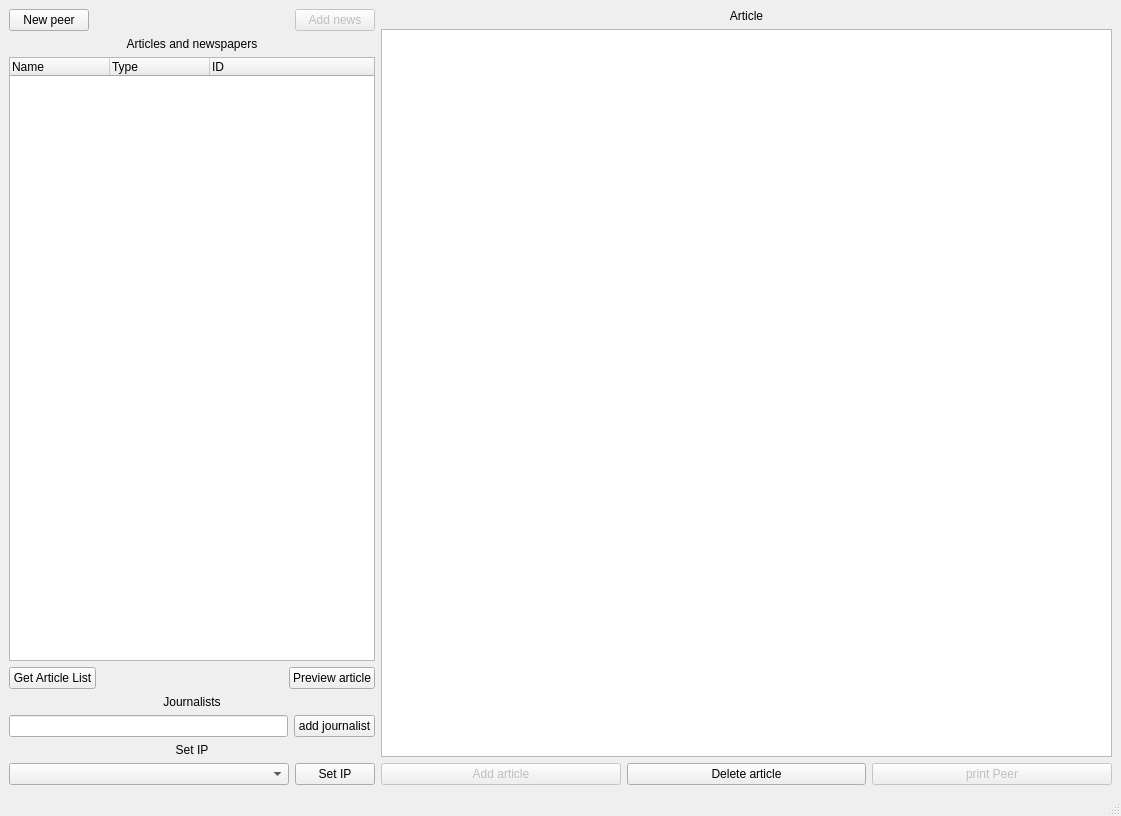
Qt form mainwindow.ui (medvecm98/bp_program) before a commit.
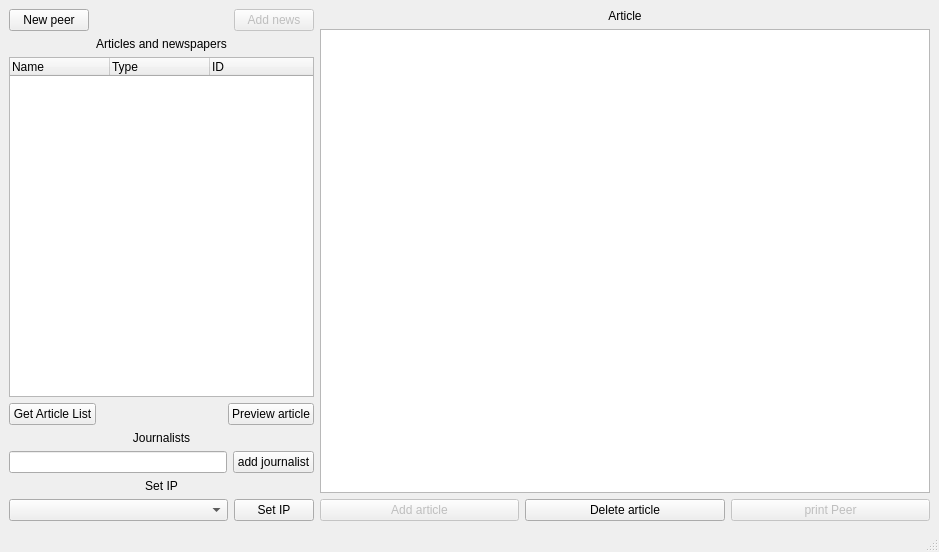
The same form after that commit.

Patch:
```diff
--- a/mainwindow.ui
+++ b/mainwindow.ui
@@ -6,8 +6,8 @@
    <rect>
     <x>0</x>
     <y>0</y>
-    <width>1121</width>
-    <height>816</height>
+    <width>939</width>
+    <height>552</height>
    </rect>
   </property>
   <property name="windowTitle">
```
